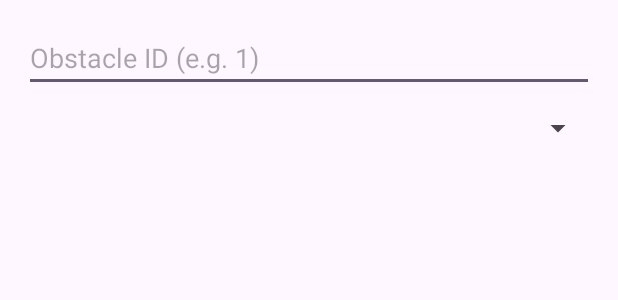
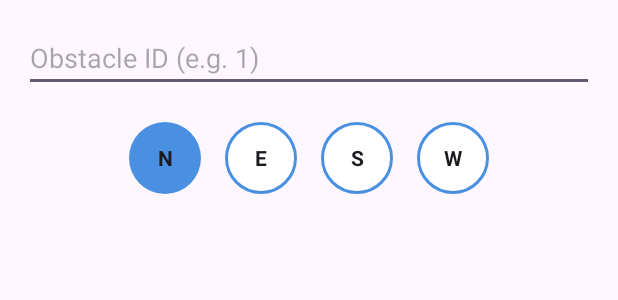
Before and after one commit to vvivivivv/SC2079-MDP-Group-24, an Android app: the layout dialog_add_obstacle.xml on its own in the app's theme, with its tools: preview values and no code run, on a phone screen of 412 x 824 dp. Shown: the top 300 px of the screen. Run offline under Robolectric (Android 15) with nearby library versions, the light colour scheme and no system bars.

Commit message:
incrementing obstacles directly, changing ui for selecting direction, editing comms part

```diff
--- a/android/app/src/main/java/com/ntu/group24/android/ui/CommunicationsFragment.java
+++ b/android/app/src/main/java/com/ntu/group24/android/ui/CommunicationsFragment.java
@@ -25,6 +25,7 @@ import androidx.localbroadcastmanager.content.LocalBroadcastManager;
 
 import com.ntu.group24.android.R;
 import com.ntu.group24.android.utils.Constants;
+import com.ntu.group24.android.utils.CommsLog;
 
 public class CommunicationsFragment extends Fragment {
 
@@ -109,7 +110,9 @@ public class CommunicationsFragment extends Fragment {
         tvStatus = root.findViewById(R.id.tvCommsStatus);
 
         tvLog.setMovementMethod(new ScrollingMovementMethod());
-
+        for (String line : CommsLog.snapshot()) {
+            appendLine(line);
+        }
         // Send message to AMD tool (C.1)
         etInput = root.findViewById(R.id.etInput);
         Button btnSend = root.findViewById(R.id.btnSend);
--- a/android/app/src/main/java/com/ntu/group24/android/utils/Constants.java
+++ b/android/app/src/main/java/com/ntu/group24/android/utils/Constants.java
@@ -43,5 +43,8 @@ public class Constants {
     public static final String INTENT_TARGET_DETECTED = "INTENT_TARGET_DETECTED";
     public static final String EXTRA_OBSTACLE_NO = "obstacle_no";
     public static final String EXTRA_IMAGE_ID = "image_id";
+    public static final String OBSTACLE_CLEAR_ALL = "CLEAR";
+    public static final String INTENT_OBSTACLE_MAP_DIRTY = "INTENT_OBSTACLE_MAP_DIRTY";
+
 
 }
--- /dev/null
+++ b/android/app/src/main/res/drawable/bg_circle_option.xml
@@ -0,0 +1,21 @@
+<?xml version="1.0" encoding="utf-8"?>
+<selector xmlns:android="http://schemas.android.com/apk/res/android">
+
+    <!-- Selected -->
+    <item android:state_checked="true">
+        <shape android:shape="oval">
+            <solid android:color="#4A90E2"/>
+            <size android:width="48dp" android:height="48dp"/>
+        </shape>
+    </item>
+
+    <!-- Not selected -->
+    <item>
+        <shape android:shape="oval">
+            <solid android:color="#FFFFFF"/>
+            <stroke android:width="2dp" android:color="#4A90E2"/>
+            <size android:width="48dp" android:height="48dp"/>
+        </shape>
+    </item>
+
+</selector>
--- a/android/app/src/main/res/layout/dialog_add_obstacle.xml
+++ b/android/app/src/main/res/layout/dialog_add_obstacle.xml
@@ -12,10 +12,59 @@
         android:hint="Obstacle ID (e.g. 1)"
         android:inputType="number" />
 
-    <Spinner
-        android:id="@+id/spinnerFace"
+    <!-- Face selector (replace the Spinner section with this) -->
+    <RadioGroup
+        android:id="@+id/rgFace"
         android:layout_width="match_parent"
         android:layout_height="wrap_content"
-        android:layout_marginTop="12dp" />
+        android:orientation="horizontal"
+        android:gravity="center"
+        android:layout_marginTop="12dp">
+
+        <RadioButton
+            android:id="@+id/rbN"
+            android:layout_width="48dp"
+            android:layout_height="48dp"
+            android:text="N"
+            android:gravity="center"
+            android:button="@null"
+            android:background="@drawable/bg_circle_option"
+            android:textStyle="bold"
+            android:checked="true"
+            android:layout_margin="8dp"/>
+
+        <RadioButton
+            android:id="@+id/rbE"
+            android:layout_width="48dp"
+            android:layout_height="48dp"
+            android:text="E"
+            android:gravity="center"
+            android:button="@null"
+            android:background="@drawable/bg_circle_option"
+            android:textStyle="bold"
+            android:layout_margin="8dp"/>
+
+        <RadioButton
+            android:id="@+id/rbS"
+            android:layout_width="48dp"
+            android:layout_height="48dp"
+            android:text="S"
+            android:gravity="center"
+            android:button="@null"
+            android:background="@drawable/bg_circle_option"
+            android:textStyle="bold"
+            android:layout_margin="8dp"/>
+
+        <RadioButton
+            android:id="@+id/rbW"
+            android:layout_width="48dp"
+            android:layout_height="48dp"
+            android:text="W"
+            android:gravity="center"
+            android:button="@null"
+            android:background="@drawable/bg_circle_option"
+            android:textStyle="bold"
+            android:layout_margin="8dp"/>
+    </RadioGroup>
 
 </LinearLayout>
```
Also changed, not shown: android/app/src/main/java/com/ntu/group24/android/bluetooth/BluetoothService.java (+6 -1 lines), android/app/src/main/java/com/ntu/group24/android/map/GridMap.java (+60 -23 lines), android/app/src/main/java/com/ntu/group24/android/ui/MapFragment.java (+65 -13 lines), android/app/src/main/java/com/ntu/group24/android/utils/CommsLog.java (added, +28 -0 lines).
